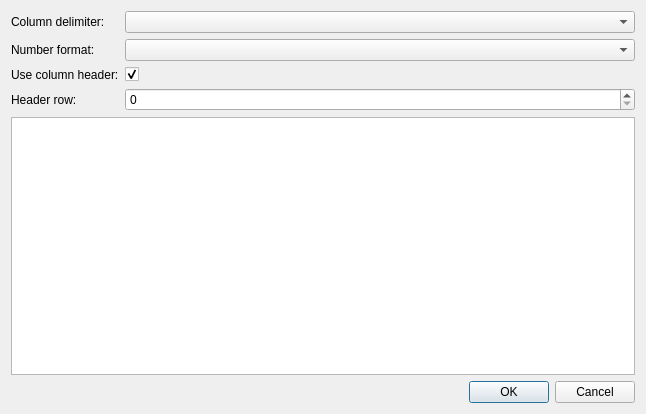
First picture: the form in src/tailor/resources/csv_format_dialog.ui, repository davidfokkema/tailor, before the edit.
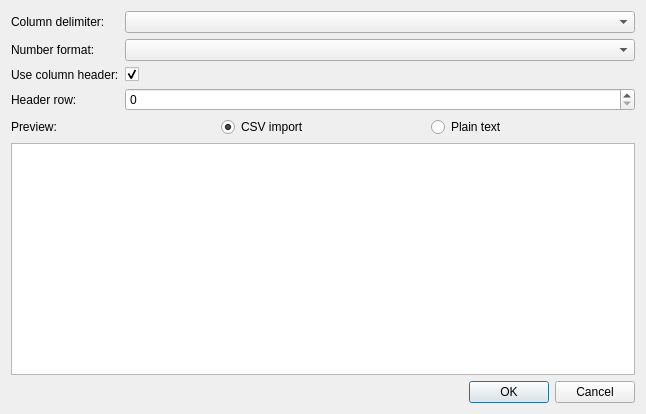
Second picture: the form after the edit.

Commit message: Support both CSV-imported and plain text preview

```diff
--- a/src/tailor/resources/csv_format_dialog.ui
+++ b/src/tailor/resources/csv_format_dialog.ui
@@ -64,6 +64,40 @@
        </item>
       </layout>
      </item>
+     <item>
+      <layout class="QHBoxLayout" name="horizontalLayout">
+       <item>
+        <widget class="QLabel" name="label">
+         <property name="text">
+          <string>Preview:</string>
+         </property>
+        </widget>
+       </item>
+       <item>
+        <widget class="QRadioButton" name="preview_csv_button">
+         <property name="text">
+          <string>CSV import</string>
+         </property>
+         <property name="checked">
+          <bool>true</bool>
+         </property>
+         <attribute name="buttonGroup">
+          <string notr="true">preview_choice</string>
+         </attribute>
+        </widget>
+       </item>
+       <item>
+        <widget class="QRadioButton" name="preview_text_button">
+         <property name="text">
+          <string>Plain text</string>
+         </property>
+         <attribute name="buttonGroup">
+          <string notr="true">preview_choice</string>
+         </attribute>
+        </widget>
+       </item>
+      </layout>
+     </item>
      <item>
       <widget class="QPlainTextEdit" name="preview_box">
        <property name="font">
```
Left out of the diff: 3 changed lines with no effect on the pictures. The commit also changes 1 other file.
